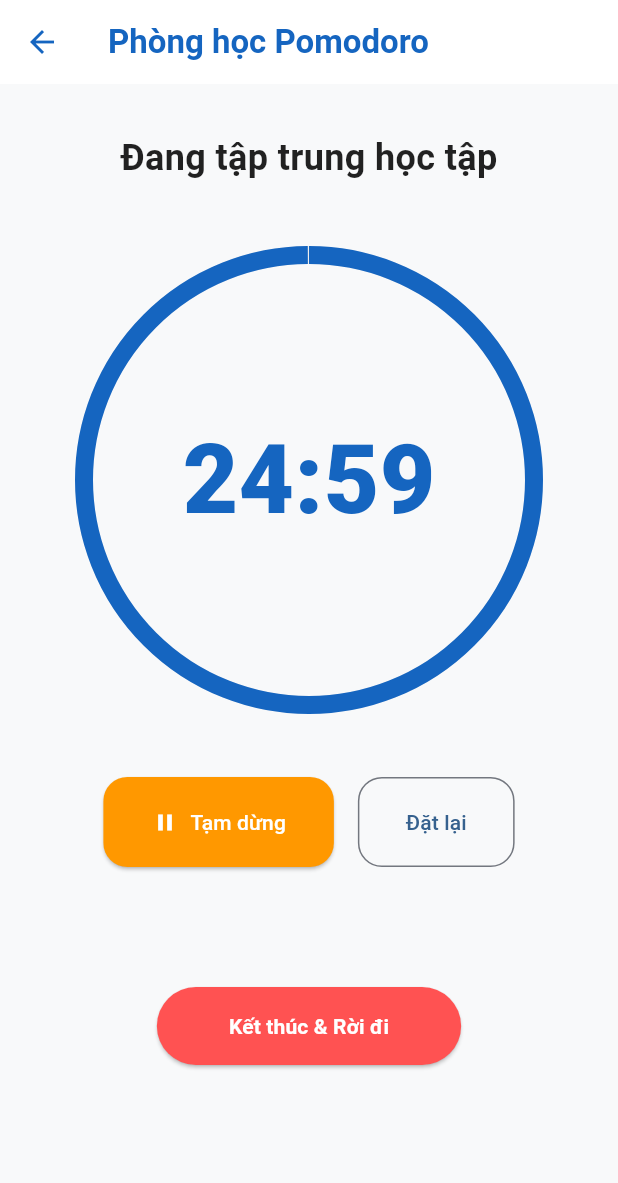
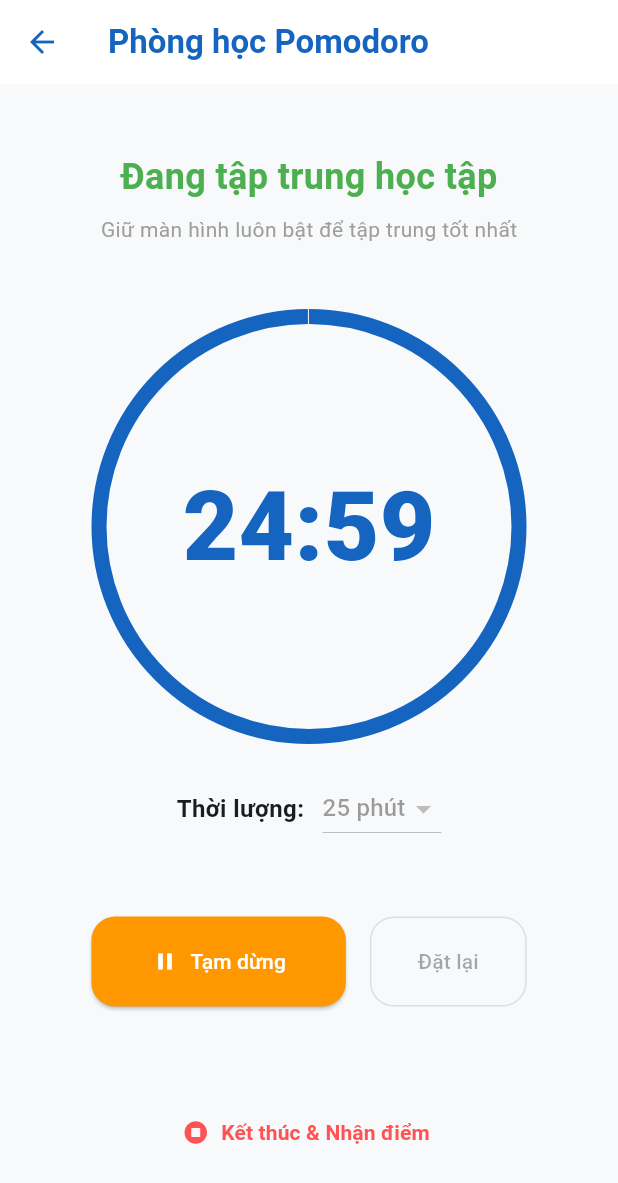
Before and after one commit to DangHuy1302/smartedu_hub, a Flutter app: the PomodoroScreen screen opened by its route, after a tap on "Bắt đầu", on a phone screen of 412 x 824 dp. Shown: the top 1183 px of the screen. Run offline on Flutter 3.47's test engine with Material 3 defaults, Android fonts, the phone set to English and light mode, and no system bars; our stand-ins replace cloud_firestore, equatable, firebase_auth, firebase_core, google_sign_in; accounts and stored records are empty.

Commit message:
pomodoro screen + studypoint

```diff
--- a/lib/screens/pomodoro_screen.dart
+++ b/lib/screens/pomodoro_screen.dart
@@ -1,7 +1,10 @@
 import 'package:flutter/material.dart';
 import 'dart:async';
+import 'package:cloud_firestore/cloud_firestore.dart';
 import 'package:firebase_auth/firebase_auth.dart';
 import 'package:smartedu_hub/services/pomodoro_service.dart';
+
+enum PomodoroState { focusing, paused, left }
 
 class PomodoroScreen extends StatefulWidget {
   const PomodoroScreen({super.key});
@@ -11,42 +14,154 @@ class PomodoroScreen extends StatefulWidget {
 }
 
 class _PomodoroScreenState extends State<PomodoroScreen> {
-  // Logic đếm ngược đơn giản (Chưa xử lý Firestore)
   int _secondsRemaining = 25 * 60;
   Timer? _timer;
   bool _isRunning = false;
   int _initialMinutes = 25;
+  PomodoroState _state = PomodoroState.paused;
   final PomodoroService _pomodoroService = PomodoroService();
 
-  void _startTimer() {
-    if (_timer != null) return;
-    setState(() => _isRunning = true);
-    // mark user as active
+  // Để đồng bộ định kỳ lên Firestore (ví dụ mỗi 30s)
+  int _lastSyncSeconds = 0;
+
+  @override
+  void initState() {
+    super.initState();
+    _loadInitialState();
+  }
+
+  Future<void> _loadInitialState() async {
     final uid = FirebaseAuth.instance.currentUser?.uid;
-    if (uid != null) _pomodoroService.startPomodoro(uid: uid);
-    _timer = Timer.periodic(const Duration(seconds: 1), (timer) {
+    if (uid == null) return;
+
+    try {
+      final doc = await FirebaseFirestore.instance.collection('users').doc(uid).get();
+      if (!doc.exists) return;
+
+      final data = doc.data()!;
+      final status = data['status'] as String?;
+      final remaining = data['pomodoroRemainingSeconds'] as int?;
+
+      if (status != null && remaining != null && remaining > 0) {
         setState(() {
-        if (_secondsRemaining > 0) {
-          _secondsRemaining--;
+          _secondsRemaining = remaining;
+          if (status == 'focusing') {
+            _state = PomodoroState.focusing;
+            _toggleTimer(true); // Tự động chạy tiếp nếu đang học dở
+          } else if (status == 'paused') {
+            _state = PomodoroState.paused;
           } else {
-          _stopTimer();
+            _state = PomodoroState.left;
+          }
+
+          if (_secondsRemaining > _initialMinutes * 60) {
+             _initialMinutes = (_secondsRemaining / 60).ceil();
           }
         });
-    });
+      }
+    } catch (e) {
+      debugPrint('Error loading initial state: $e');
+    }
   }
 
-  void _stopTimer() {
+  void _toggleTimer(bool start) {
+    if (start) {
+      if (_timer != null) return;
+
+      final uid = FirebaseAuth.instance.currentUser?.uid;
+      if (uid != null) {
+        if (_state == PomodoroState.focusing) {
+           _pomodoroService.resumePomodoro(uid: uid);
+        } else {
+           _pomodoroService.startPomodoro(uid: uid);
+        }
+      }
+
+      setState(() {
+        _isRunning = true;
+        _state = PomodoroState.focusing;
+      });
+
+      _timer = Timer.periodic(const Duration(seconds: 1), (timer) {
+        if (_secondsRemaining > 0) {
+          setState(() {
+            _secondsRemaining--;
+          });
+
+          // Đồng bộ mỗi 30 giây
+          if ((_initialMinutes * 60 - _secondsRemaining) % 30 == 0) {
+            _syncProgress();
+          }
+        } else {
+          _handleTimerComplete();
+        }
+      });
+    } else {
       _timer?.cancel();
       _timer = null;
-    setState(() => _isRunning = false);
-    // mark user as inactive and save session
+      setState(() {
+        _isRunning = false;
+        _state = PomodoroState.paused;
+      });
+
       final uid = FirebaseAuth.instance.currentUser?.uid;
       if (uid != null) {
-      _pomodoroService.endPomodoro(
+        _pomodoroService.pausePomodoro(uid: uid, remainingSeconds: _secondsRemaining);
+      }
+    }
+  }
+
+  void _syncProgress() {
+    final uid = FirebaseAuth.instance.currentUser?.uid;
+    if (uid != null && _isRunning) {
+      _pomodoroService.syncRemainingTime(uid: uid, remainingSeconds: _secondsRemaining);
+    }
+  }
+
+  void _handleTimerComplete() {
+    _timer?.cancel();
+    _timer = null;
+    setState(() {
+      _isRunning = false;
+      _state = PomodoroState.paused;
+    });
+
+    showDialog(
+      context: context,
+      builder: (context) => AlertDialog(
+        title: const Text('Hoàn thành!'),
+        content: const Text('Chúc mừng bạn đã hoàn thành phiên học. Bạn muốn nhận điểm ngay chứ?'),
+        actions: [
+          TextButton(
+            onPressed: () => Navigator.pop(context),
+            child: const Text('Để sau'),
+          ),
+          ElevatedButton(
+            onPressed: () {
+              Navigator.pop(context);
+              _endSession();
+            },
+            child: const Text('Nhận điểm & Kết thúc'),
+          ),
+        ],
+      ),
+    );
+  }
+
+  Future<void> _endSession() async {
+    final uid = FirebaseAuth.instance.currentUser?.uid;
+    if (uid != null) {
+      await _pomodoroService.endPomodoro(
         uid: uid,
         initialSeconds: _initialMinutes * 60,
         secondsRemaining: _secondsRemaining,
       );
+      if (mounted) {
+        Navigator.pop(context);
+        ScaffoldMessenger.of(context).showSnackBar(
+          const SnackBar(content: Text('Đã lưu kết quả học tập!'))
+        );
+      }
     }
   }
 
@@ -74,35 +189,102 @@ class _PomodoroScreenState extends State<PomodoroScreen> {
         backgroundColor: Colors.white,
         foregroundColor: const Color(0xFF1565C0),
         elevation: 0,
+        leading: IconButton(
+          icon: const Icon(Icons.arrow_back),
+          onPressed: () async {
+             // Hỏi người dùng trước khi thoát nếu đang học
+             if (_isRunning) {
+               final leave = await showDialog<bool>(
+                 context: context,
+                 builder: (ctx) => AlertDialog(
+                   title: const Text('Rời khỏi phòng?'),
+                   content: const Text('Phiên học vẫn đang diễn ra. Bạn muốn lưu lại tiến trình chứ?'),
+                   actions: [
+                     TextButton(onPressed: () => Navigator.pop(ctx, false), child: const Text('Hủy')),
+                     TextButton(
+                       onPressed: () {
+                         _pomodoroService.leavePomodoro(
+                           uid: FirebaseAuth.instance.currentUser!.uid,
+                           remainingSeconds: _secondsRemaining
+                         );
+                         Navigator.pop(ctx, true);
+                       },
+                       child: const Text('Lưu & Rời đi'),
+                     ),
+                   ],
+                 )
+               );
+               if (leave == true && mounted) Navigator.pop(context);
+             } else {
+               Navigator.pop(context);
+             }
+          },
+        ),
       ),
       body: Row(
         children: [
-          // TRÁI: Khu vực đồng hồ (Main content)
           Expanded(
             flex: 3,
-            child: SingleChildScrollView(
-              padding: const EdgeInsets.all(32),
             child: Column(
               mainAxisAlignment: MainAxisAlignment.center,
               children: [
-                  const Text(
-                    'Đang tập trung học tập',
-                    style: TextStyle(fontSize: 24, fontWeight: FontWeight.bold, color: Colors.black87),
+                _buildStatusHeader(),
+                const SizedBox(height: 48),
+                _buildTimerDisplay(),
+                const SizedBox(height: 24),
+                _buildDurationSelector(),
+                const SizedBox(height: 48),
+                _buildActionButtons(),
+                const SizedBox(height: 60),
+                _buildBottomActions(),
+              ],
             ),
-                  const SizedBox(height: 48),
+          ),
+          if (isDesktop) _buildMembersList(),
+        ],
+      ),
+    );
+  }
 
-                  // 2.5. Đồng hồ đếm ngược trung tâm
-                  Stack(
+  Widget _buildStatusHeader() {
+    String statusText = 'Sẵn sàng học tập';
+    Color statusColor = Colors.grey;
+
+    if (_state == PomodoroState.focusing) {
+      statusText = 'Đang tập trung học tập';
+      statusColor = Colors.green;
+    } else if (_state == PomodoroState.paused) {
+      statusText = 'Đã tạm dừng';
+      statusColor = Colors.orange;
+    }
+
+    return Column(
+      children: [
+        Text(
+          statusText,
+          style: TextStyle(fontSize: 24, fontWeight: FontWeight.bold, color: statusColor),
+        ),
+        if (_isRunning)
+           const Padding(
+             padding: EdgeInsets.only(top: 8),
+             child: Text('Giữ màn hình luôn bật để tập trung tốt nhất', style: TextStyle(color: Colors.grey)),
+           ),
+      ],
+    );
+  }
+
+  Widget _buildTimerDisplay() {
+    return Stack(
       alignment: Alignment.center,
       children: [
         SizedBox(
-                        width: 300,
-                        height: 300,
+          width: 280,
+          height: 280,
           child: CircularProgressIndicator(
-                          value: _secondsRemaining / (25 * 60),
-                          strokeWidth: 12,
+            value: _secondsRemaining / (_initialMinutes * 60),
+            strokeWidth: 10,
             backgroundColor: Colors.grey[200],
-                          valueColor: const AlwaysStoppedAnimation<Color>(Color(0xFF1565C0)),
+            valueColor: AlwaysStoppedAnimation<Color>(_state == PomodoroState.focusing ? const Color(0xFF1565C0) : Colors.orange),
           ),
         ),
         Text(
@@ -110,32 +292,55 @@ class _PomodoroScreenState extends State<PomodoroScreen> {
           style: const TextStyle(fontSize: 64, fontWeight: FontWeight.w900, color: Color(0xFF1565C0)),
         ),
       ],
+    );
+  }
+
+  Widget _buildDurationSelector() {
+    return Row(
+      mainAxisAlignment: MainAxisAlignment.center,
+      children: [
+        const Text('Thời lượng: ', style: TextStyle(fontSize: 16, fontWeight: FontWeight.w600)),
+        const SizedBox(width: 8),
+        DropdownButton<int>(
+          value: _initialMinutes,
+          items: [1, 10, 20, 25, 30, 45, 60].map((m) => DropdownMenuItem(value: m, child: Text('$m phút'))).toList(),
+          onChanged: _isRunning ? null : (v) {
+            if (v == null) return;
+            setState(() {
+              _initialMinutes = v;
+              _secondsRemaining = _initialMinutes * 60;
+            });
+          },
         ),
+      ],
+    );
+  }
 
-                  const SizedBox(height: 48),
-                  Row(
+  Widget _buildActionButtons() {
+    return Row(
       mainAxisAlignment: MainAxisAlignment.center,
       children: [
         ElevatedButton.icon(
-                        onPressed: _isRunning ? _stopTimer : _startTimer,
+          onPressed: () => _toggleTimer(!_isRunning),
           icon: Icon(_isRunning ? Icons.pause : Icons.play_arrow),
           label: Text(_isRunning ? 'Tạm dừng' : 'Bắt đầu'),
           style: ElevatedButton.styleFrom(
             backgroundColor: _isRunning ? Colors.orange : const Color(0xFF1565C0),
             foregroundColor: Colors.white,
-                          padding: const EdgeInsets.symmetric(horizontal: 32, vertical: 20),
+            padding: const EdgeInsets.symmetric(horizontal: 40, vertical: 20),
             shape: RoundedRectangleBorder(borderRadius: BorderRadius.circular(16)),
           ),
         ),
         const SizedBox(width: 16),
         OutlinedButton(
-                        onPressed: () => setState(() {
-                          _initialMinutes = 25;
+          onPressed: _isRunning ? null : () {
+            setState(() {
               _secondsRemaining = _initialMinutes * 60;
-                          // cancel active flag
+              _state = PomodoroState.paused;
+            });
             final uid = FirebaseAuth.instance.currentUser?.uid;
             if (uid != null) _pomodoroService.cancelPomodoro(uid: uid);
-                        }),
+          },
           style: OutlinedButton.styleFrom(
             padding: const EdgeInsets.symmetric(horizontal: 32, vertical: 20),
             shape: RoundedRectangleBorder(borderRadius: BorderRadius.circular(16)),
@@ -143,41 +348,24 @@ class _PomodoroScreenState extends State<PomodoroScreen> {
           child: const Text('Đặt lại'),
         ),
       ],
-                  ),
-
-                  const SizedBox(height: 80),
-                  ElevatedButton(
-                    onPressed: () async {
-                      // End session and award points
-                      final uid = FirebaseAuth.instance.currentUser?.uid;
-                      if (uid != null) {
-                        await _pomodoroService.endPomodoro(
-                          uid: uid,
-                          initialSeconds: _initialMinutes * 60,
-                          secondsRemaining: _secondsRemaining,
     );
   }
-                      Navigator.pop(context);
-                      ScaffoldMessenger.of(context).showSnackBar(
-                        const SnackBar(content: Text('Đã rời phòng. Điểm đã được cộng.'))
-                      );
-                    },
-                    style: ElevatedButton.styleFrom(
-                      backgroundColor: Colors.redAccent,
-                      foregroundColor: Colors.white,
-                      padding: const EdgeInsets.symmetric(horizontal: 48, vertical: 16),
-                    ),
-                    child: const Text('Kết thúc & Rời đi', style: TextStyle(fontWeight: FontWeight.bold)),
+
+  Widget _buildBottomActions() {
+    return Row(
+      mainAxisAlignment: MainAxisAlignment.center,
+      children: [
+        TextButton.icon(
+          onPressed: _endSession,
+          icon: const Icon(Icons.stop_circle, color: Colors.redAccent),
+          label: const Text('Kết thúc & Nhận điểm', style: TextStyle(color: Colors.redAccent, fontWeight: FontWeight.bold)),
         ),
       ],
-              ),
-            ),
-          ),
+    );
+  }
 
-          // PHẢI: Bảng Trạng thái Bạn học (Real-time Member List)
-          // Gọi dữ liệu từ firestore để hiện thị danh sách bạn học và trang thái sử dụng realtime
-          if (isDesktop)
-            Container(
+  Widget _buildMembersList() {
+    return Container(
       width: 300,
       decoration: BoxDecoration(
         color: Colors.white,
@@ -187,10 +375,7 @@ class _PomodoroScreenState extends State<PomodoroScreen> {
         children: [
           const Padding(
             padding: EdgeInsets.all(24),
-                    child: Text(
-                      'Bạn học trực tuyến',
-                      style: TextStyle(fontSize: 18, fontWeight: FontWeight.bold),
-                    ),
+            child: Text('Bạn học trực tuyến', style: TextStyle(fontSize: 18, fontWeight: FontWeight.bold)),
           ),
           const Divider(height: 1),
           Expanded(
@@ -199,21 +384,30 @@ class _PomodoroScreenState extends State<PomodoroScreen> {
               builder: (context, snapshot) {
                 if (!snapshot.hasData) return const Center(child: CircularProgressIndicator());
                 final members = snapshot.data!;
-                        if (members.isEmpty) return const Center(child: Text('Không có bạn học nào đang trực tuyến'));
+                // Lọc bỏ user hiện tại nếu muốn (ở đây hiển thị tất cả)
+                if (members.isEmpty) return const Center(child: Text('Không có ai trực tuyến'));
                 return ListView.separated(
                   itemCount: members.length,
                   separatorBuilder: (_, __) => const Divider(height: 1),
                   itemBuilder: (ctx, i) {
                     final m = members[i];
-                            final name = (m['fullName'] ?? m['email'] ?? 'Người dùng') as String;
-                            final status = (m['status'] ?? '') as String;
-                            return _memberTile(name, status.isNotEmpty ? status : 'Đang tập trung', Colors.green);
+                    final String name = m['fullName'] ?? m['email']?.split('@')[0] ?? 'Bạn học';
+                    final String status = m['status'] ?? 'focusing';
+
+                    Color statusColor = Colors.green;
+                    String statusLabel = 'Đang học';
+                    if (status == 'paused') {
+                      statusColor = Colors.orange;
+                      statusLabel = 'Tạm nghỉ';
+                    } else if (status == 'left') {
+                      statusColor = Colors.grey;
+                      statusLabel = 'Vừa rời đi';
+                    }
+
+                    return _memberTile(name, statusLabel, statusColor);
                   },
                 );
               },
-                    ),
-                  ),
-                ],
             ),
           ),
         ],
@@ -224,17 +418,13 @@ class _PomodoroScreenState extends State<PomodoroScreen> {
   Widget _memberTile(String name, String status, Color statusColor) {
     return ListTile(
       leading: CircleAvatar(
-        backgroundColor: Colors.blue[100],
-        child: Text(name[0]),
+        backgroundColor: statusColor.withValues(alpha: 0.1),
+        child: Text(name[0].toUpperCase(), style: TextStyle(color: statusColor, fontWeight: FontWeight.bold)),
       ),
-      title: Text(name, style: const TextStyle(fontWeight: FontWeight.w600)),
+      title: Text(name, style: const TextStyle(fontWeight: FontWeight.w600, fontSize: 14)),
       subtitle: Row(
         children: [
-          Container(
-            width: 8,
-            height: 8,
-            decoration: BoxDecoration(color: statusColor, shape: BoxShape.circle),
-          ),
+          Container(width: 8, height: 8, decoration: BoxDecoration(color: statusColor, shape: BoxShape.circle)),
           const SizedBox(width: 8),
           Text(status, style: TextStyle(fontSize: 12, color: statusColor)),
         ],
--- a/pubspec.yaml
+++ b/pubspec.yaml
@@ -37,6 +37,8 @@ dependencies:
   firebase_core: ^3.8.0
   firebase_auth: ^5.2.0
   google_sign_in: ^6.2.1
+  equatable: ^2.0.8
+  cloud_firestore: ^5.6.12
 
 dev_dependencies:
   flutter_test:
```
Also changed, not shown: lib/services/pomodoro_service.dart (+64 -10 lines), pubspec.lock, 3 other files. Lines whose indentation alone changed are shown as unchanged.
